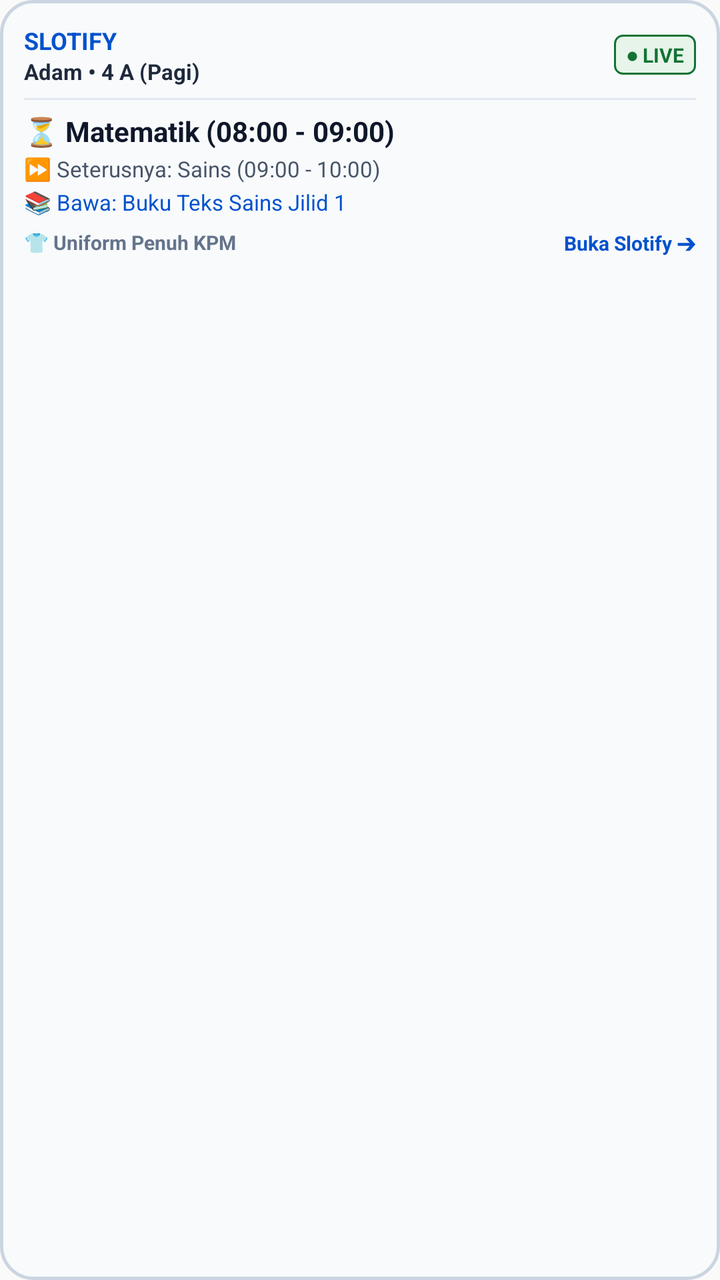
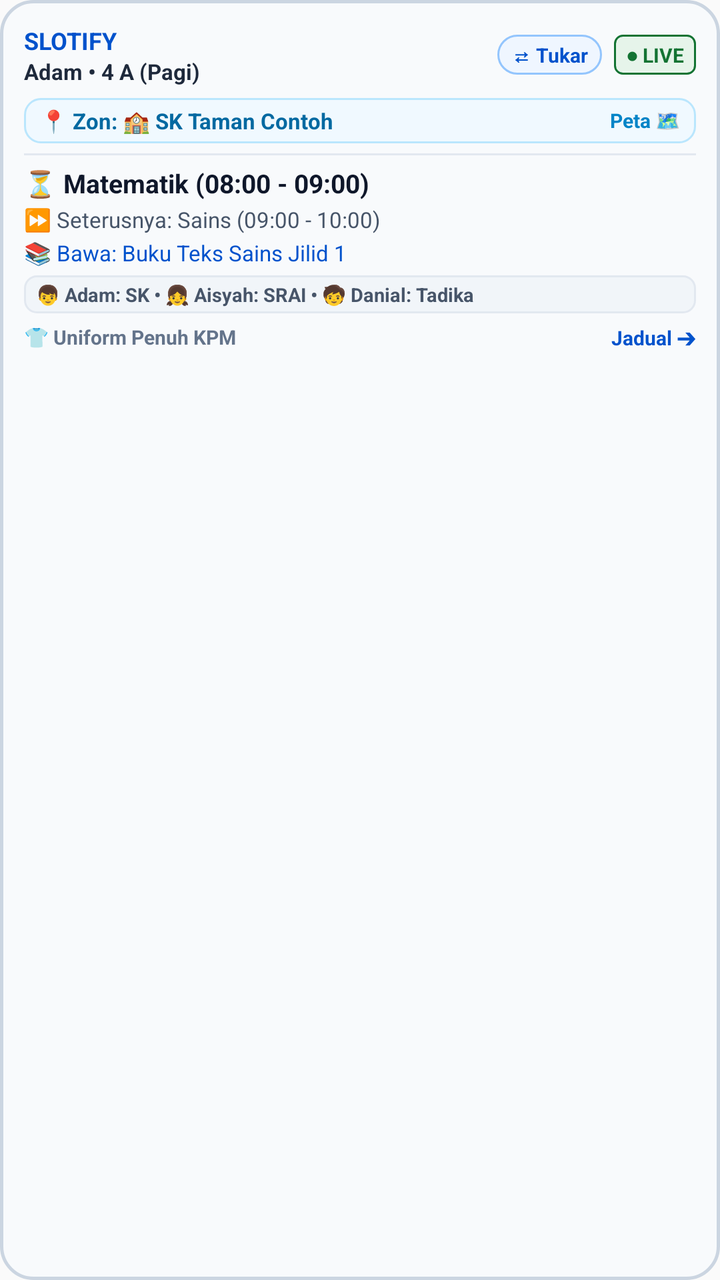

Two renders of the same Android screen: before a commit and after it. Below are the layout's source before the change and the commit's diff.
<!-- AndroidManifest.xml: application theme Theme.Slotify -->
<!-- res/layout/widget_slotify_class.xml -->
<?xml version="1.0" encoding="utf-8"?>
<LinearLayout xmlns:android="http://schemas.android.com/apk/res/android"
    android:id="@+id/widget_root"
    android:layout_width="match_parent"
    android:layout_height="match_parent"
    android:background="@drawable/bg_widget_card"
    android:orientation="vertical"
    android:padding="12dp">

    
    <LinearLayout
        android:layout_width="match_parent"
        android:layout_height="wrap_content"
        android:gravity="center_vertical"
        android:orientation="horizontal">

        <LinearLayout
            android:layout_width="0dp"
            android:layout_height="wrap_content"
            android:layout_weight="1"
            android:orientation="vertical">

            <TextView
                android:id="@+id/widget_app_title"
                android:layout_width="wrap_content"
                android:layout_height="wrap_content"
                android:text="SLOTIFY"
                android:textColor="#0052CC"
                android:textSize="12sp"
                android:textStyle="bold" />

            <TextView
                android:id="@+id/widget_child_name"
                android:layout_width="wrap_content"
                android:layout_height="wrap_content"
                android:text="Adam • 4 A (Pagi)"
                android:textColor="#1E293B"
                android:textSize="11sp"
                android:textStyle="bold" />
        </LinearLayout>

        <TextView
            android:id="@+id/widget_live_badge"
            android:layout_width="wrap_content"
            android:layout_height="wrap_content"
            android:background="@drawable/bg_widget_live"
            android:paddingHorizontal="6dp"
            android:paddingVertical="3dp"
            android:text="● LIVE"
            android:textColor="#137333"
            android:textSize="10sp"
            android:textStyle="bold" />
    </LinearLayout>

    <View
        android:layout_width="match_parent"
        android:layout_height="1dp"
        android:layout_marginVertical="6dp"
        android:background="#E2E8F0" />

    
    <TextView
        android:id="@+id/widget_current_class"
        android:layout_width="match_parent"
        android:layout_height="wrap_content"
        android:text="⏳ Matematik (08:00 - 09:00)"
        android:textColor="#0F172A"
        android:textSize="14sp"
        android:textStyle="bold" />

    
    <TextView
        android:id="@+id/widget_next_class"
        android:layout_width="match_parent"
        android:layout_height="wrap_content"
        android:layout_marginTop="2dp"
        android:text="⏩ Seterusnya: Sains (09:00 - 10:00)"
        android:textColor="#475569"
        android:textSize="11sp" />

    
    <TextView
        android:id="@+id/widget_books"
        android:layout_width="match_parent"
        android:layout_height="wrap_content"
        android:layout_marginTop="2dp"
        android:text="📚 Bawa: Buku Teks Sains Jilid 1"
        android:textColor="#0052CC"
        android:textSize="11sp" />

    
    <LinearLayout
        android:layout_width="match_parent"
        android:layout_height="wrap_content"
        android:layout_marginTop="6dp"
        android:gravity="center_vertical"
        android:orientation="horizontal">

        <TextView
            android:id="@+id/widget_attire"
            android:layout_width="0dp"
            android:layout_height="wrap_content"
            android:layout_weight="1"
            android:text="👕 Uniform Penuh KPM"
            android:textColor="#64748B"
            android:textSize="10sp"
            android:textStyle="bold" />

        <TextView
            android:layout_width="wrap_content"
            android:layout_height="wrap_content"
            android:text="Buka Slotify ➔"
            android:textColor="#0052CC"
            android:textSize="10sp"
            android:textStyle="bold" />
    </LinearLayout>

</LinearLayout>
<!-- resources referenced by this layout -->
<resources>
  <!-- drawable bg_widget_card (drawable) -->
  <?xml version="1.0" encoding="utf-8"?>
  <shape xmlns:android="http://schemas.android.com/apk/res/android"
      android:shape="rectangle">
      <solid android:color="#F8FAFC" />
      <corners android:radius="16dp" />
      <stroke android:width="1.5dp" android:color="#CBD5E1" />
  </shape>
  <!-- drawable bg_widget_live (drawable) -->
  <?xml version="1.0" encoding="utf-8"?>
  <shape xmlns:android="http://schemas.android.com/apk/res/android"
      android:shape="rectangle">
      <solid android:color="#E6F4EA" />
      <corners android:radius="4dp" />
      <stroke android:width="1dp" android:color="#137333" />
  </shape>
  <style name="Theme.Slotify" parent="android:Theme.Material.Light.NoActionBar">
          <item name="android:statusBarColor">#EDF2F7</item>
          <item name="android:navigationBarColor">#EDF2F7</item>
          <item name="android:windowLightStatusBar">true</item>
      </style>
</resources>

<!-- the commit's change to res/layout/widget_slotify_class.xml (unified diff, before → after) -->
@@ -15,9 +15,12 @@
         android:orientation="horizontal">
 
         <LinearLayout
+            android:id="@+id/widget_child_header_container"
             android:layout_width="0dp"
             android:layout_height="wrap_content"
             android:layout_weight="1"
+            android:clickable="true"
+            android:focusable="true"
             android:orientation="vertical">
 
             <TextView
@@ -39,6 +42,22 @@
                 android:textStyle="bold" />
         </LinearLayout>
 
+        
+        <TextView
+            android:id="@+id/widget_switch_child_btn"
+            android:layout_width="wrap_content"
+            android:layout_height="wrap_content"
+            android:layout_marginEnd="6dp"
+            android:background="@drawable/bg_widget_switch"
+            android:clickable="true"
+            android:focusable="true"
+            android:paddingHorizontal="7dp"
+            android:paddingVertical="3dp"
+            android:text="⇄ Tukar"
+            android:textColor="#0052CC"
+            android:textSize="10sp"
+            android:textStyle="bold" />
+
         <TextView
             android:id="@+id/widget_live_badge"
             android:layout_width="wrap_content"
@@ -52,10 +71,46 @@
             android:textStyle="bold" />
     </LinearLayout>
 
+    
+    <LinearLayout
+        android:id="@+id/widget_zone_container"
+        android:layout_width="match_parent"
+        android:layout_height="wrap_content"
+        android:layout_marginTop="6dp"
+        android:background="@drawable/bg_widget_zone"
+        android:clickable="true"
+        android:focusable="true"
+        android:gravity="center_vertical"
+        android:orientation="horizontal"
+        android:paddingHorizontal="8dp"
+        android:paddingVertical="4dp">
+
+        <TextView
+            android:id="@+id/widget_zone_text"
+            android:layout_width="0dp"
+            android:layout_height="wrap_content"
+            android:layout_weight="1"
+            android:ellipsize="end"
+            android:maxLines="1"
+            android:text="📍 Zon: 🏫 SK Taman Contoh"
+            android:textColor="#0369A1"
+            android:textSize="11sp"
+            android:textStyle="bold" />
+
+        <TextView
+            android:id="@+id/widget_zone_btn"
+            android:layout_width="wrap_content"
+            android:layout_height="wrap_content"
+            android:text="Peta 🗺️"
+            android:textColor="#0284C7"
+            android:textSize="10sp"
+            android:textStyle="bold" />
+    </LinearLayout>
+
     <View
         android:layout_width="match_parent"
         android:layout_height="1dp"
-        android:layout_marginVertical="6dp"
+        android:layout_marginVertical="5dp"
         android:background="#E2E8F0" />
 
     
@@ -65,7 +120,7 @@
         android:layout_height="wrap_content"
         android:text="⏳ Matematik (08:00 - 09:00)"
         android:textColor="#0F172A"
-        android:textSize="14sp"
+        android:textSize="13sp"
         android:textStyle="bold" />
 
     
@@ -89,10 +144,26 @@
         android:textSize="11sp" />
 
     
+    <TextView
+        android:id="@+id/widget_siblings_status"
+        android:layout_width="match_parent"
+        android:layout_height="wrap_content"
+        android:layout_marginTop="4dp"
+        android:background="@drawable/bg_widget_siblings"
+        android:ellipsize="end"
+        android:maxLines="1"
+        android:paddingHorizontal="6dp"
+        android:paddingVertical="3dp"
+        android:text="👦 Adam: SK • 👧 Aisyah: SRAI • 🧒 Danial: Tadika"
+        android:textColor="#475569"
+        android:textSize="9.5sp"
+        android:textStyle="bold" />
+
+    
     <LinearLayout
         android:layout_width="match_parent"
         android:layout_height="wrap_content"
-        android:layout_marginTop="6dp"
+        android:layout_marginTop="5dp"
         android:gravity="center_vertical"
         android:orientation="horizontal">
 
@@ -107,9 +178,10 @@
             android:textStyle="bold" />
 
         <TextView
+            android:id="@+id/widget_open_action"
             android:layout_width="wrap_content"
             android:layout_height="wrap_content"
-            android:text="Buka Slotify ➔"
+            android:text="Jadual ➔"
             android:textColor="#0052CC"
             android:textSize="10sp"
             android:textStyle="bold" />
<!-- resource entries referenced after the edit -->
@@ -16,6 +16,30 @@
       <corners android:radius="4dp" />
       <stroke android:width="1dp" android:color="#137333" />
   </shape>
+  <!-- drawable bg_widget_siblings (drawable) -->
+  <?xml version="1.0" encoding="utf-8"?>
+  <shape xmlns:android="http://schemas.android.com/apk/res/android"
+      android:shape="rectangle">
+      <solid android:color="#F1F5F9" />
+      <corners android:radius="6dp" />
+      <stroke android:width="1dp" android:color="#E2E8F0" />
+  </shape>
+  <!-- drawable bg_widget_switch (drawable) -->
+  <?xml version="1.0" encoding="utf-8"?>
+  <shape xmlns:android="http://schemas.android.com/apk/res/android"
+      android:shape="rectangle">
+      <solid android:color="#EFF6FF" />
+      <corners android:radius="12dp" />
+      <stroke android:width="1dp" android:color="#93C5FD" />
+  </shape>
+  <!-- drawable bg_widget_zone (drawable) -->
+  <?xml version="1.0" encoding="utf-8"?>
+  <shape xmlns:android="http://schemas.android.com/apk/res/android"
+      android:shape="rectangle">
+      <solid android:color="#F0F9FF" />
+      <corners android:radius="8dp" />
+      <stroke android:width="1dp" android:color="#BAE6FD" />
+  </shape>
   <style name="Theme.Slotify" parent="android:Theme.Material.Light.NoActionBar">
           <item name="android:statusBarColor">#EDF2F7</item>
           <item name="android:navigationBarColor">#EDF2F7</item>
